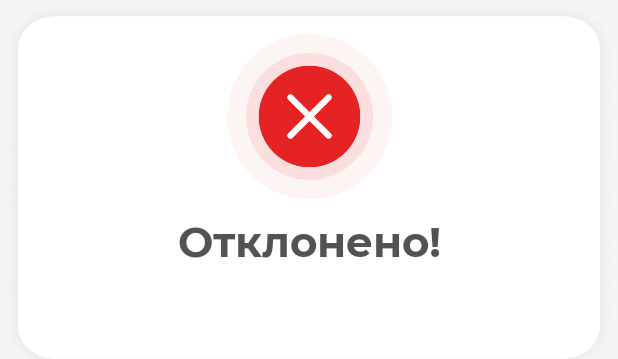
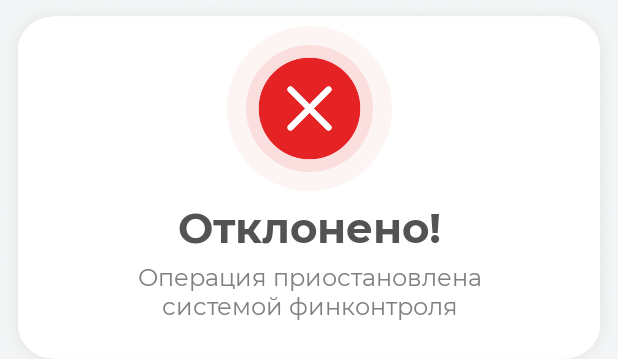
Before and after one commit to AlexeyIgnatev/BankDemoApp, an Android app: the layout fragment_fail_transfer.xml on its own in the app's theme, with its tools: preview values and no code run, on a phone screen of 412 x 824 dp. Shown: the top 359 px of the screen. Run offline under Robolectric (Android 15) with nearby library versions, the phone set to English and light mode, and no system bars; network calls fail.

Commit message:
Фикс окна ошибки

```diff
--- a/app/src/main/java/com/esom/bank/screens/transfer/dialog/FailTransferFragment.kt
+++ b/app/src/main/java/com/esom/bank/screens/transfer/dialog/FailTransferFragment.kt
@@ -48,6 +48,6 @@ class FailTransferFragment : DialogFragment() {
             window.attributes = lp
         }
 
-        binding.failTitle.text = getString(R.string.anti_fraud)
+        binding.opinion.text = getString(R.string.anti_fraud)
     }
 }
--- a/app/src/main/res/layout/fragment_fail_transfer.xml
+++ b/app/src/main/res/layout/fragment_fail_transfer.xml
@@ -1,53 +1,52 @@
 <?xml version="1.0" encoding="utf-8"?>
-<androidx.constraintlayout.widget.ConstraintLayout
-    xmlns:android="http://schemas.android.com/apk/res/android"
+<androidx.constraintlayout.widget.ConstraintLayout xmlns:android="http://schemas.android.com/apk/res/android"
     xmlns:app="http://schemas.android.com/apk/res-auto"
     xmlns:tools="http://schemas.android.com/tools"
     android:layout_width="match_parent"
     android:layout_height="@dimen/_250dp"
+    android:background="@drawable/fail_success_background"
     android:paddingBottom="@dimen/_32dp"
-    android:background="@drawable/fail_success_background"
-    tools:ignore="MissingConstraints"
-    tools:context=".screens.transfer.dialog.FailTransferFragment">
+    tools:context=".screens.transfer.dialog.FailTransferFragment"
+    tools:ignore="MissingConstraints">
 
     <ImageView
         android:id="@+id/icon"
         android:layout_width="@dimen/_110dp"
         android:layout_height="@dimen/_110dp"
+        android:layout_marginTop="@dimen/_14dp"
         android:src="@drawable/cancel_icon"
-        app:layout_constraintTop_toTopOf="parent"
         app:layout_constraintBottom_toTopOf="@id/fail_title"
+        app:layout_constraintEnd_toEndOf="parent"
         app:layout_constraintStart_toStartOf="parent"
-        app:layout_constraintEnd_toEndOf="parent"
-        android:layout_marginTop="@dimen/_14dp"/>
+        app:layout_constraintTop_toTopOf="parent" />
 
     <TextView
         android:id="@+id/fail_title"
         android:layout_width="wrap_content"
         android:layout_height="wrap_content"
+        android:fontFamily="@font/mont_bold"
+        android:gravity="center"
         android:text="@string/reject"
         android:textColor="#535353"
-        android:gravity="center"
         android:textSize="@dimen/_28sp"
-        android:fontFamily="@font/mont_bold"
+        app:layout_constraintBottom_toTopOf="@id/opinion"
         app:layout_constraintEnd_toEndOf="parent"
         app:layout_constraintStart_toStartOf="parent"
-        app:layout_constraintTop_toBottomOf="@id/icon"
-        app:layout_constraintBottom_toTopOf="@id/opinion"/>
+        app:layout_constraintTop_toBottomOf="@id/icon" />
+
     <TextView
-        android:visibility="invisible"
         android:id="@+id/opinion"
         android:layout_width="wrap_content"
         android:layout_height="wrap_content"
-        android:text="@string/account_ban"
+        android:fontFamily="@font/mont_regular"
+        android:gravity="center"
+        android:paddingHorizontal="@dimen/_50dp"
+        android:text="@string/anti_fraud"
+        android:textColor="#808080"
         android:textSize="@dimen/_16sp"
-        android:paddingHorizontal="@dimen/_50dp"
-        android:textColor="#808080"
-        android:gravity="center"
-        android:fontFamily="@font/mont_regular"
-        app:layout_constraintTop_toBottomOf="@id/fail_title"
         app:layout_constraintBottom_toBottomOf="parent"
+        app:layout_constraintEnd_toEndOf="parent"
         app:layout_constraintStart_toStartOf="parent"
-        app:layout_constraintEnd_toEndOf="parent"/>
+        app:layout_constraintTop_toBottomOf="@id/fail_title" />
 
 </androidx.constraintlayout.widget.ConstraintLayout>
```
